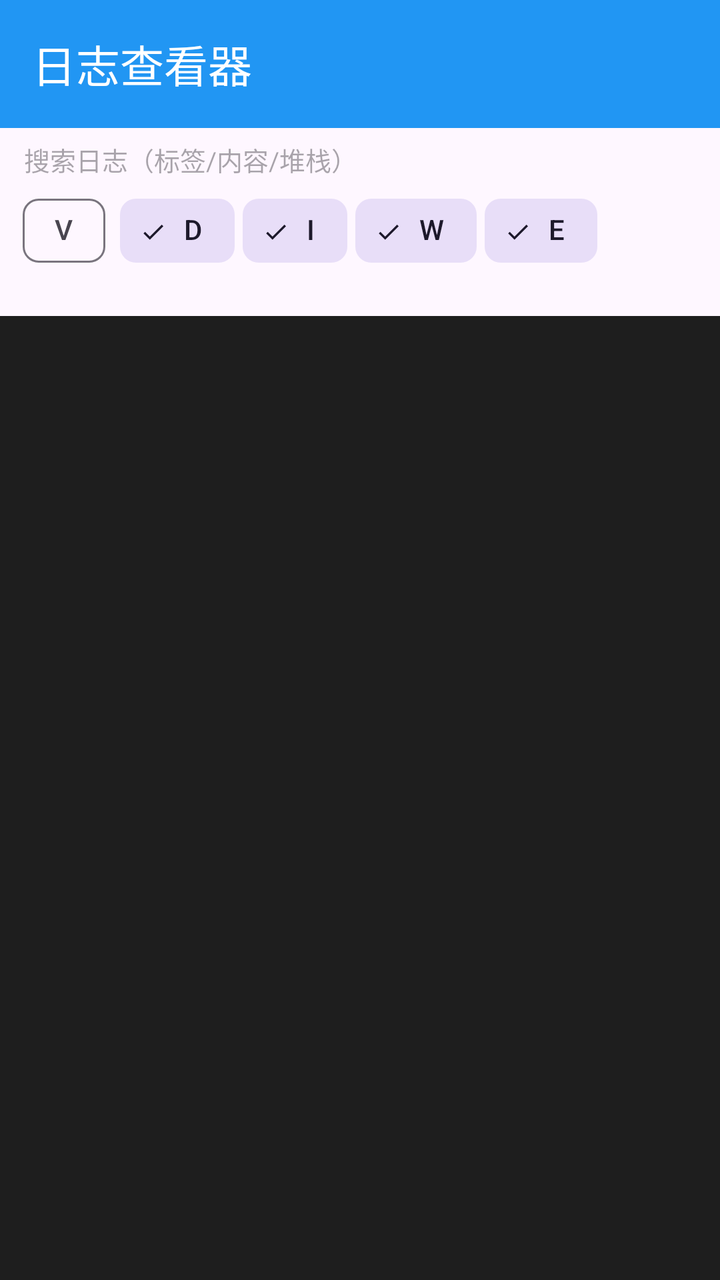
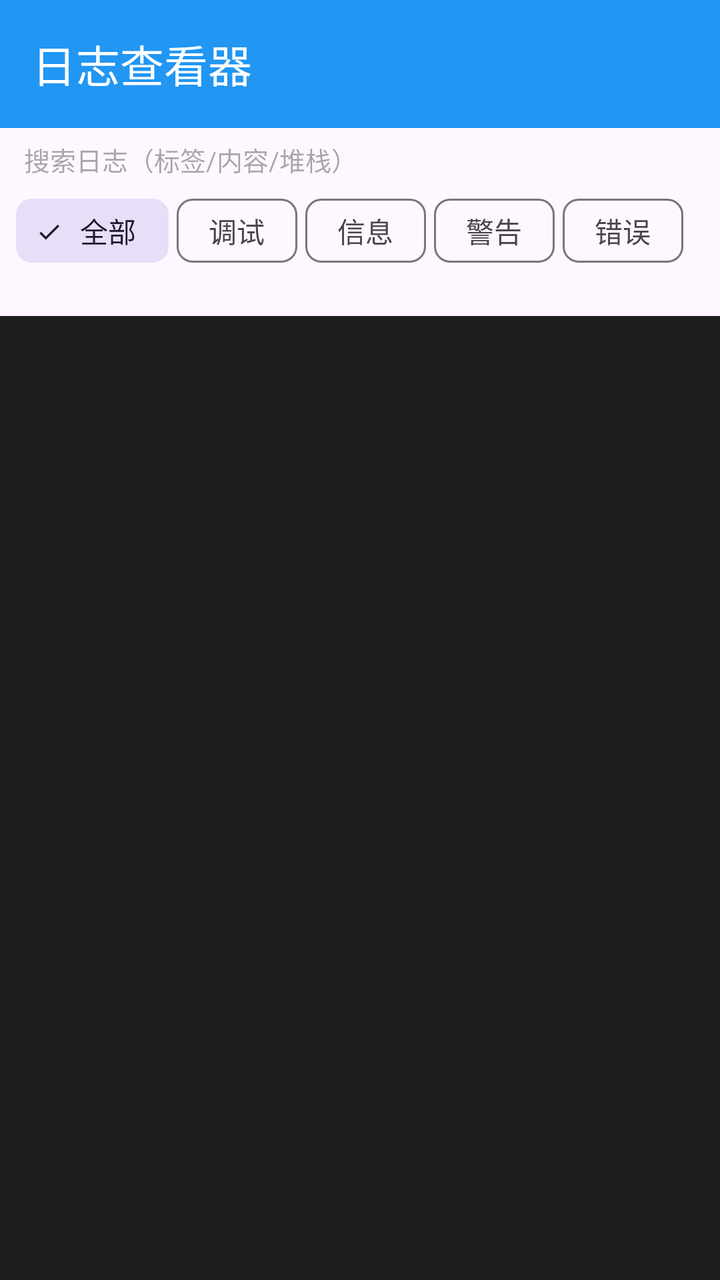

Before-and-after screenshots of an Android layout around one commit, followed by the original layout XML and the change that was made.
<!-- AndroidManifest.xml: application theme Theme.MyAndroidApp -->
<!-- res/layout/activity_log_viewer.xml -->
<?xml version="1.0" encoding="utf-8"?>
<LinearLayout xmlns:android="http://schemas.android.com/apk/res/android"
    xmlns:app="http://schemas.android.com/apk/res-auto"
    android:layout_width="match_parent"
    android:layout_height="match_parent"
    android:orientation="vertical">

    <androidx.appcompat.widget.Toolbar
        android:id="@+id/toolbar"
        android:layout_width="match_parent"
        android:layout_height="?attr/actionBarSize"
        android:background="?attr/colorPrimary"
        android:theme="@style/ThemeOverlay.AppCompat.Dark.ActionBar"
        app:popupTheme="@style/ToolbarPopupOverlay"
        app:title="@string/title_log_viewer" />

    
    <LinearLayout
        android:layout_width="match_parent"
        android:layout_height="wrap_content"
        android:gravity="center_vertical"
        android:orientation="horizontal"
        android:paddingStart="12dp"
        android:paddingEnd="12dp"
        android:paddingTop="6dp"
        android:paddingBottom="2dp">

        <EditText
            android:id="@+id/et_log_search"
            android:layout_width="0dp"
            android:layout_height="wrap_content"
            android:layout_weight="1"
            android:background="@null"
            android:hint="@string/log_search_hint"
            android:imeOptions="actionSearch"
            android:inputType="text"
            android:maxLines="1"
            android:textSize="13sp" />
    </LinearLayout>

    
    <HorizontalScrollView
        android:layout_width="match_parent"
        android:layout_height="wrap_content"
        android:paddingStart="8dp"
        android:paddingEnd="8dp"
        android:scrollbars="none">

        <com.google.android.material.chip.ChipGroup
            android:id="@+id/cg_log_levels"
            android:layout_width="wrap_content"
            android:layout_height="wrap_content"
            app:chipSpacingHorizontal="4dp"
            app:singleLine="true"
            app:singleSelection="false">

            <com.google.android.material.chip.Chip
                android:id="@+id/chip_v"
                style="@style/Widget.Material3.Chip.Filter"
                android:layout_width="wrap_content"
                android:layout_height="wrap_content"
                android:checked="false"
                android:text="@string/log_level_verbose" />

            <com.google.android.material.chip.Chip
                android:id="@+id/chip_d"
                style="@style/Widget.Material3.Chip.Filter"
                android:layout_width="wrap_content"
                android:layout_height="wrap_content"
                android:checked="true"
                android:text="@string/log_level_debug" />

            <com.google.android.material.chip.Chip
                android:id="@+id/chip_i"
                style="@style/Widget.Material3.Chip.Filter"
                android:layout_width="wrap_content"
                android:layout_height="wrap_content"
                android:checked="true"
                android:text="@string/log_level_info" />

            <com.google.android.material.chip.Chip
                android:id="@+id/chip_w"
                style="@style/Widget.Material3.Chip.Filter"
                android:layout_width="wrap_content"
                android:layout_height="wrap_content"
                android:checked="true"
                android:text="@string/log_level_warn" />

            <com.google.android.material.chip.Chip
                android:id="@+id/chip_e"
                style="@style/Widget.Material3.Chip.Filter"
                android:layout_width="wrap_content"
                android:layout_height="wrap_content"
                android:checked="true"
                android:text="@string/log_level_error" />
        </com.google.android.material.chip.ChipGroup>
    </HorizontalScrollView>

    
    <TextView
        android:id="@+id/tv_log_stats"
        android:layout_width="match_parent"
        android:layout_height="wrap_content"
        android:paddingStart="12dp"
        android:paddingEnd="12dp"
        android:paddingBottom="4dp"
        android:textColor="?android:attr/textColorSecondary"
        android:textSize="11sp" />

    <FrameLayout
        android:layout_width="match_parent"
        android:layout_height="0dp"
        android:layout_weight="1">

        <androidx.recyclerview.widget.RecyclerView
            android:id="@+id/rv_logs"
            android:layout_width="match_parent"
            android:layout_height="match_parent"
            android:background="#1E1E1E"
            android:clipToPadding="false"
            android:paddingBottom="16dp"
            android:scrollbars="vertical" />

        <TextView
            android:id="@+id/tv_log_empty"
            android:layout_width="wrap_content"
            android:layout_height="wrap_content"
            android:layout_gravity="center"
            android:text="@string/log_empty"
            android:textColor="?android:attr/textColorSecondary"
            android:visibility="gone" />
    </FrameLayout>

</LinearLayout>
<!-- resources referenced by this layout -->
<resources>
  <string name="log_empty">暂无日志</string>
  <string name="log_level_debug">D</string>
  <string name="log_level_error">E</string>
  <string name="log_level_info">I</string>
  <string name="log_level_verbose">V</string>
  <string name="log_level_warn">W</string>
  <string name="log_search_hint">搜索日志（标签/内容/堆栈）</string>
  <string name="title_log_viewer">日志查看器</string>
  <style name="ToolbarPopupOverlay" parent="ThemeOverlay.AppCompat">
          <item name="android:colorBackground">@color/popup_bg</item>
          <item name="android:textColorPrimary">@color/popup_text</item>
      </style>
  <style name="Theme.MyAndroidApp" parent="Base.Theme.MyAndroidApp" />
  <color name="popup_bg">#FFFFFF</color>
  <color name="popup_text">#212121</color>
  <style name="Base.Theme.MyAndroidApp" parent="Theme.Material3.DayNight.NoActionBar">
          
          <item name="colorPrimary">@color/primary_color</item>
          <item name="colorPrimaryVariant">@color/primary_dark</item>
          <item name="colorOnPrimary">@color/white</item>
          <item name="android:statusBarColor">@color/primary_dark</item>
      </style>
  <color name="primary_color">#2196F3</color>
  <color name="primary_dark">#1976D2</color>
  <color name="white">#FFFFFFFF</color>
</resources>

<!-- the commit's change to res/layout/activity_log_viewer.xml (unified diff, before → after) -->
@@ -52,47 +52,43 @@
             android:layout_height="wrap_content"
             app:chipSpacingHorizontal="4dp"
             app:singleLine="true"
-            app:singleSelection="false">
+            app:singleSelection="true">
 
             <com.google.android.material.chip.Chip
-                android:id="@+id/chip_v"
-                style="@style/Widget.Material3.Chip.Filter"
-                android:layout_width="wrap_content"
-                android:layout_height="wrap_content"
-                android:checked="false"
-                android:text="@string/log_level_verbose" />
-
-            <com.google.android.material.chip.Chip
-                android:id="@+id/chip_d"
+                android:id="@+id/chip_log_filter_all"
                 style="@style/Widget.Material3.Chip.Filter"
                 android:layout_width="wrap_content"
                 android:layout_height="wrap_content"
                 android:checked="true"
-                android:text="@string/log_level_debug" />
+                android:text="@string/log_filter_all" />
 
             <com.google.android.material.chip.Chip
-                android:id="@+id/chip_i"
+                android:id="@+id/chip_log_filter_debug"
                 style="@style/Widget.Material3.Chip.Filter"
                 android:layout_width="wrap_content"
                 android:layout_height="wrap_content"
-                android:checked="true"
-                android:text="@string/log_level_info" />
+                android:text="@string/log_filter_debug" />
 
             <com.google.android.material.chip.Chip
-                android:id="@+id/chip_w"
+                android:id="@+id/chip_log_filter_info"
                 style="@style/Widget.Material3.Chip.Filter"
                 android:layout_width="wrap_content"
                 android:layout_height="wrap_content"
-                android:checked="true"
-                android:text="@string/log_level_warn" />
+                android:text="@string/log_filter_info" />
 
             <com.google.android.material.chip.Chip
-                android:id="@+id/chip_e"
+                android:id="@+id/chip_log_filter_warning"
                 style="@style/Widget.Material3.Chip.Filter"
                 android:layout_width="wrap_content"
                 android:layout_height="wrap_content"
-                android:checked="true"
-                android:text="@string/log_level_error" />
+                android:text="@string/log_filter_warning" />
+
+            <com.google.android.material.chip.Chip
+                android:id="@+id/chip_log_filter_error"
+                style="@style/Widget.Material3.Chip.Filter"
+                android:layout_width="wrap_content"
+                android:layout_height="wrap_content"
+                android:text="@string/log_filter_error" />
         </com.google.android.material.chip.ChipGroup>
     </HorizontalScrollView>
 
<!-- resource entries referenced after the edit -->
@@ -1,11 +1,11 @@
 <!-- resources referenced by this layout -->
 <resources>
   <string name="log_empty">暂无日志</string>
-  <string name="log_level_debug">D</string>
-  <string name="log_level_error">E</string>
-  <string name="log_level_info">I</string>
-  <string name="log_level_verbose">V</string>
-  <string name="log_level_warn">W</string>
+  <string name="log_filter_all">全部</string>
+  <string name="log_filter_debug">调试</string>
+  <string name="log_filter_error">错误</string>
+  <string name="log_filter_info">信息</string>
+  <string name="log_filter_warning">警告</string>
   <string name="log_search_hint">搜索日志（标签/内容/堆栈）</string>
   <string name="title_log_viewer">日志查看器</string>
   <style name="ToolbarPopupOverlay" parent="ThemeOverlay.AppCompat">
